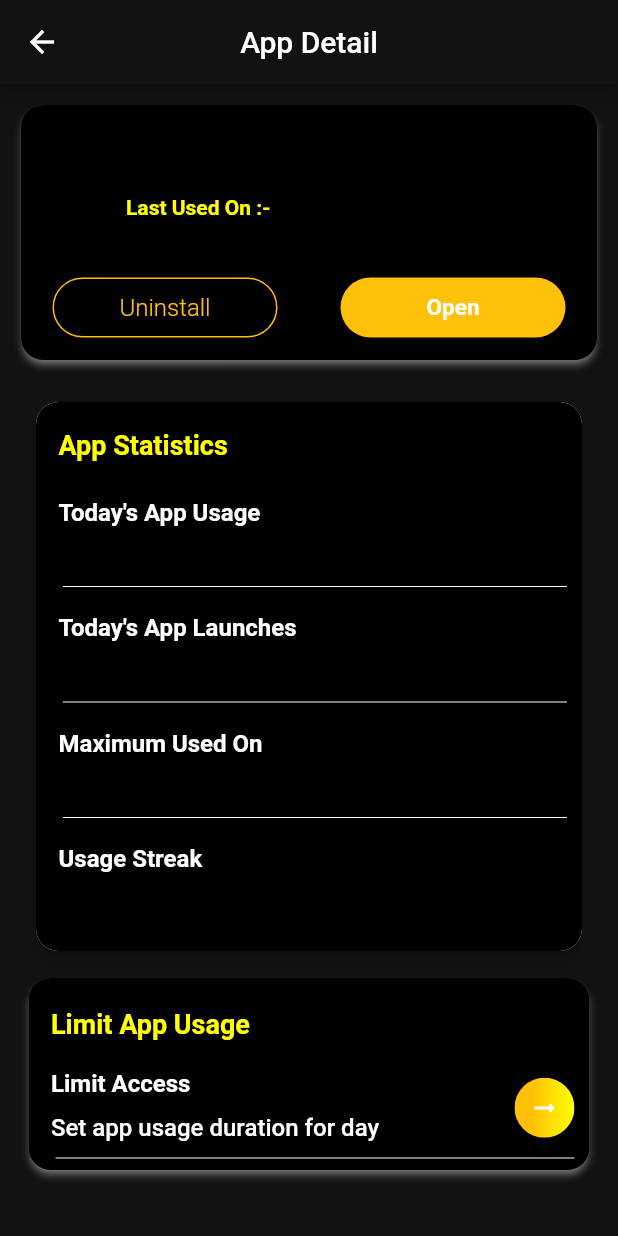
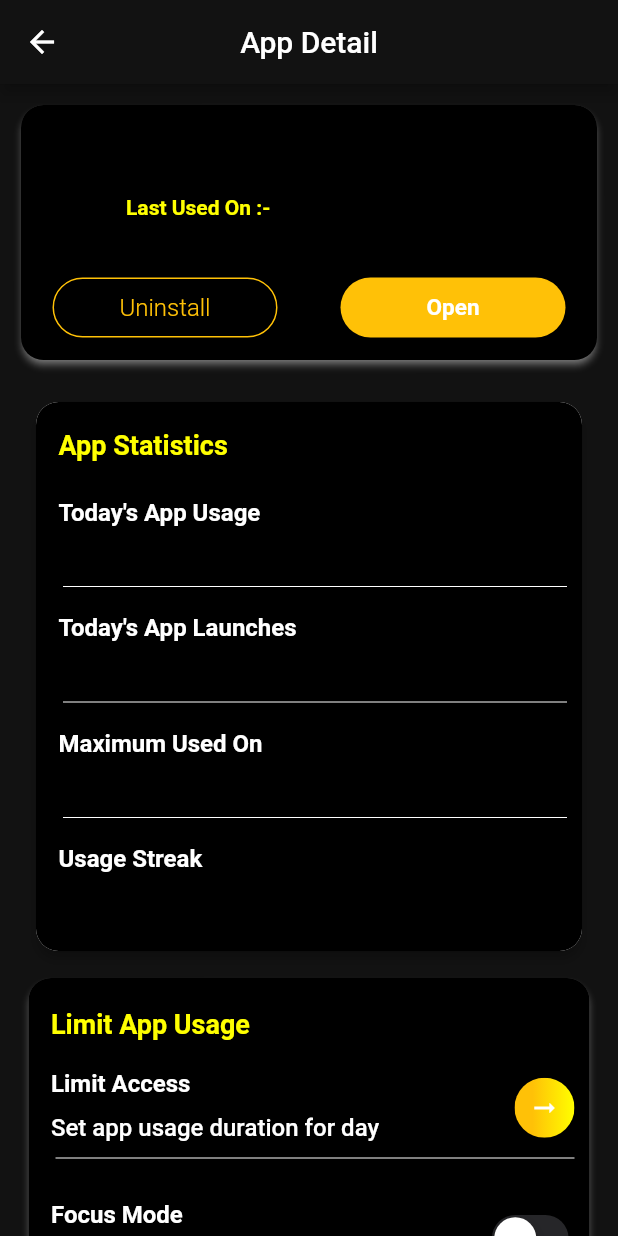
Before and after one commit to Oauth-Celestial/TimeTracker, a Flutter app: the AppDetailPage screen opened directly with empty values, on a phone screen of 412 x 824 dp. Run offline on Flutter 3.47's test engine with Material 2 defaults, Android fonts, the phone set to English and light mode, and no system bars; drawn by our look-alikes of flutter_animate, shimmer; our stand-ins replace liquid_swipe, lottie, permission_handler, shared_preferences, smooth_page_indicator, sqflite; missing offline and left inert: app_usage, device_apps, usage_stats; accounts and stored records are empty; statements that could not run were skipped; project files that could hold a hidden picture were left out.

Commit message:
Added Focus mode logic

```diff
--- /dev/null
+++ b/lib/Controller/EnableFocusModeController.dart
@@ -0,0 +1,11 @@
+import 'package:flutter/cupertino.dart';
+import 'package:flutter/services.dart';
+
+class EnableFocusModeController with ChangeNotifier {
+  bool enableFocusMode = false;
+
+  addAppToFocusMode() {
+    enableFocusMode = !enableFocusMode;
+    notifyListeners();
+  }
+}
--- a/lib/Screens/DashBoard/AppDetail/AppDetailPage.dart
+++ b/lib/Screens/DashBoard/AppDetail/AppDetailPage.dart
@@ -5,9 +5,10 @@ import 'package:flutter_animate/flutter_animate.dart';
 import 'package:shimmer/shimmer.dart';
 import 'package:timetracker/HelperWidget/FloatingAnimation.dart';
 import 'package:timetracker/Model/AppModel.dart';
-import 'package:timetracker/Screens/DashBoard/AppDetail/AppDetailCard.dart';
-import 'package:timetracker/Screens/DashBoard/AppDetail/AppStatisticCard.dart';
-import 'package:timetracker/Screens/DashBoard/AppDetail/AppUsageCard.dart';
+import 'package:timetracker/Screens/DashBoard/AppDetail/Cards/AppDetailCard.dart';
+import 'package:timetracker/Screens/DashBoard/AppDetail/Cards/AppStatisticCard.dart';
+import 'package:timetracker/Screens/DashBoard/AppDetail/Cards/AppUsageCard.dart';
+import 'package:timetracker/Screens/DashBoard/AppDetail/Cards/EnableFocusModeCard.dart';
 import 'package:timetracker/Services/Helpers/AppHelper..dart';
 import 'package:timetracker/Services/Helpers/FontStyleHelper.dart';
 import 'package:timetracker/Services/Theme/ColorConstant.dart';
@@ -86,6 +87,15 @@ class _AppDetailPageState extends State<AppDetailPage> {
                             description: "Set app usage duration for day",
                             hasDivider: true,
                             showButton: true,
+                          ),
+                          SizedBox(
+                            height: 20,
+                          ),
+                          EnableFocusMode(
+                            title: "Focus Mode",
+                            description: "Add App To Focus Mode",
+                            showButton: true,
+                            hasDivider: true,
                           )
                         ],
                       ),
--- a/lib/Screens/DashBoard/AppDetail/AppStatisticCard.dart
+++ /dev/null
@@ -1,76 +0,0 @@
-import 'package:flutter/material.dart';
-import 'package:timetracker/Model/AppModel.dart';
-import 'package:timetracker/Screens/DashBoard/AppDetail/AppUsageCard.dart';
-import 'package:timetracker/Services/Helpers/FontStyleHelper.dart';
-import 'package:timetracker/Services/Theme/ColorConstant.dart';
-
-class AppStatisticsCard extends StatelessWidget {
-  double leftPadding = 20;
-  AppModelData appdata;
-  AppStatisticsCard({required this.appdata});
-  @override
-  Widget build(BuildContext context) {
-    return Padding(
-      padding: EdgeInsets.only(left: leftPadding, right: leftPadding),
-      child: Card(
-        elevation: 3,
-        color: Colors.white,
-        shape: RoundedRectangleBorder(
-          borderRadius: BorderRadius.circular(15.0),
-        ),
-        child: ClipRRect(
-          borderRadius: BorderRadius.circular(15),
-          child: Container(
-            color: Colors.black,
-            child: Column(
-              crossAxisAlignment: CrossAxisAlignment.start,
-              children: [
-                SizedBox(
-                  height: 18,
-                ),
-                Padding(
-                  padding: EdgeInsets.only(left: leftPadding - 5),
-                  child: Text(
-                    "App Statistics",
-                    style: FontStyleHelper.shared
-                        .getPopppinsBold(yellowAccent, 18),
-                  ),
-                ),
-                SizedBox(
-                  height: 25,
-                ),
-
-                // Todays Usage Section
-                AppUsageCard(
-                  title: "Today's App Usage",
-                  description: appdata.appDuration,
-                  hasDivider: true,
-                ),
-                SizedBox(height: 10),
-                AppUsageCard(
-                  title: "Today's App Launches",
-                  description: appdata.launchCount,
-                  hasDivider: true,
-                ),
-                SizedBox(height: 10),
-                AppUsageCard(
-                  title: "Maximum Used On ",
-                  description: appdata.appDuration,
-                  hasDivider: true,
-                ),
-                SizedBox(height: 10),
-                AppUsageCard(
-                  title: "Usage Streak",
-                  description: appdata.appDuration,
-                ),
-                SizedBox(
-                  height: 20,
-                )
-              ],
-            ),
-          ),
-        ),
-      ),
-    );
-  }
-}
--- a/lib/Screens/DashBoard/AppDetail/FocusModeCard.dart
+++ b/lib/Screens/DashBoard/AppDetail/Cards/AppStatisticCard.dart
@@ -1,13 +1,13 @@
 import 'package:flutter/material.dart';
 import 'package:timetracker/Model/AppModel.dart';
-import 'package:timetracker/Screens/DashBoard/AppDetail/AppUsageCard.dart';
+import 'package:timetracker/Screens/DashBoard/AppDetail/Cards/AppUsageCard.dart';
 import 'package:timetracker/Services/Helpers/FontStyleHelper.dart';
 import 'package:timetracker/Services/Theme/ColorConstant.dart';
 
-class FocusModeCard extends StatelessWidget {
+class AppStatisticsCard extends StatelessWidget {
   double leftPadding = 20;
   AppModelData appdata;
-  FocusModeCard({required this.appdata});
+  AppStatisticsCard({required this.appdata});
   @override
   Widget build(BuildContext context) {
     return Padding(
--- /dev/null
+++ b/lib/Screens/DashBoard/AppDetail/Cards/EnableFocusModeCard.dart
@@ -0,0 +1,88 @@
+import 'package:flutter/cupertino.dart';
+import 'package:flutter/material.dart';
+import 'package:provider/provider.dart';
+import 'package:timetracker/Controller/EnableFocusModeController.dart';
+import 'package:timetracker/Services/Helpers/FontStyleHelper.dart';
+import 'package:timetracker/Services/Theme/ColorConstant.dart';
+
+class EnableFocusMode extends StatelessWidget {
+  final String title;
+  final String description;
+  final bool? hasDivider;
+  final bool? showButton;
+  EnableFocusMode(
+      {required this.title,
+      required this.description,
+      this.hasDivider,
+      this.showButton});
+  @override
+  Widget build(BuildContext context) {
+    double leftPadding = 15;
+    return Padding(
+      padding: EdgeInsets.only(left: leftPadding),
+      child: Container(
+        child: Column(
+          children: [
+            Column(
+              children: [
+                Row(
+                  children: [
+                    Column(
+                      crossAxisAlignment: CrossAxisAlignment.start,
+                      children: [
+                        Text(
+                          title,
+                          style: FontStyleHelper.shared
+                              .getPopppinsBold(whiteText, 16),
+                        ),
+                        SizedBox(
+                          height: 10,
+                        ),
+                        Text(
+                          description,
+                          style: FontStyleHelper.shared
+                              .getPopppinsMedium(whiteText, 16),
+                        ),
+                        SizedBox(
+                          height: 3,
+                        ),
+                      ],
+                    ),
+                    if (showButton ?? false)
+                      Expanded(
+                        child: Container(
+                            alignment: Alignment.centerRight,
+                            child: Consumer<EnableFocusModeController>(
+                                builder: (context, value, child) {
+                              return CupertinoSwitch(
+                                  value: value.enableFocusMode,
+                                  activeColor: amber,
+                                  onChanged: (value) {
+                                    Provider.of<EnableFocusModeController>(
+                                            context,
+                                            listen: false)
+                                        .addAppToFocusMode();
+                                  });
+                            })),
+                      ),
+                    SizedBox(
+                      width: 10,
+                    )
+                  ],
+                ),
+                if (hasDivider ?? false) ...[
+                  Padding(
+                    padding: EdgeInsets.only(left: 3, right: 10),
+                    child: Divider(
+                      color: Colors.white,
+                    ),
+                  )
+                ]
+              ],
+            ),
+          ],
+        ),
+      ),
+    );
+  }
+}
--- a/lib/Services/Helpers/AppHelper..dart
+++ b/lib/Services/Helpers/AppHelper..dart
@@ -7,6 +7,7 @@ class AppHelper {
 
   Future<Widget> getAppIconFromPackage(String appPackageName) async {
     Application? app = await DeviceApps.getApp(appPackageName, true);
+
     return Image.memory((app as ApplicationWithIcon).icon);
   }
 }
--- a/lib/main.dart
+++ b/lib/main.dart
@@ -2,6 +2,7 @@ import 'package:flutter/material.dart';
 import 'package:provider/provider.dart';
 import 'package:sqflite/sqflite.dart';
 import 'package:timetracker/Controller/DeviceUsageController.dart';
+import 'package:timetracker/Controller/EnableFocusModeController.dart';
 import 'package:timetracker/Controller/InstalledAppController.dart';
 import 'package:timetracker/Controller/OnBoardingController.dart';
 import 'package:timetracker/Controller/UserTrackerController.dart';
@@ -36,7 +37,8 @@ class MyApp extends StatelessWidget {
         ChangeNotifierProvider(create: (_) => UserTrackerController()),
         ChangeNotifierProvider(create: (_) => InstalledAppController()),
         ChangeNotifierProvider(create: (_) => OnBoardingController()),
-        ChangeNotifierProvider(create: (_) => DeviceUsageController())
+        ChangeNotifierProvider(create: (_) => DeviceUsageController()),
+        ChangeNotifierProvider(create: (_) => EnableFocusModeController()),
       ],
       builder: ((context, child) {
         return ChangeNotifierProvider(
```
Also changed, not shown: lib/Screens/DashBoard/AppDetail/Cards/AppDetailCard.dart (renamed from lib/Screens/DashBoard/AppDetail/AppDetailCard.dart), lib/Screens/DashBoard/AppDetail/Cards/AppUsageCard.dart (renamed from lib/Screens/DashBoard/AppDetail/AppUsageCard.dart), 5 other files.
